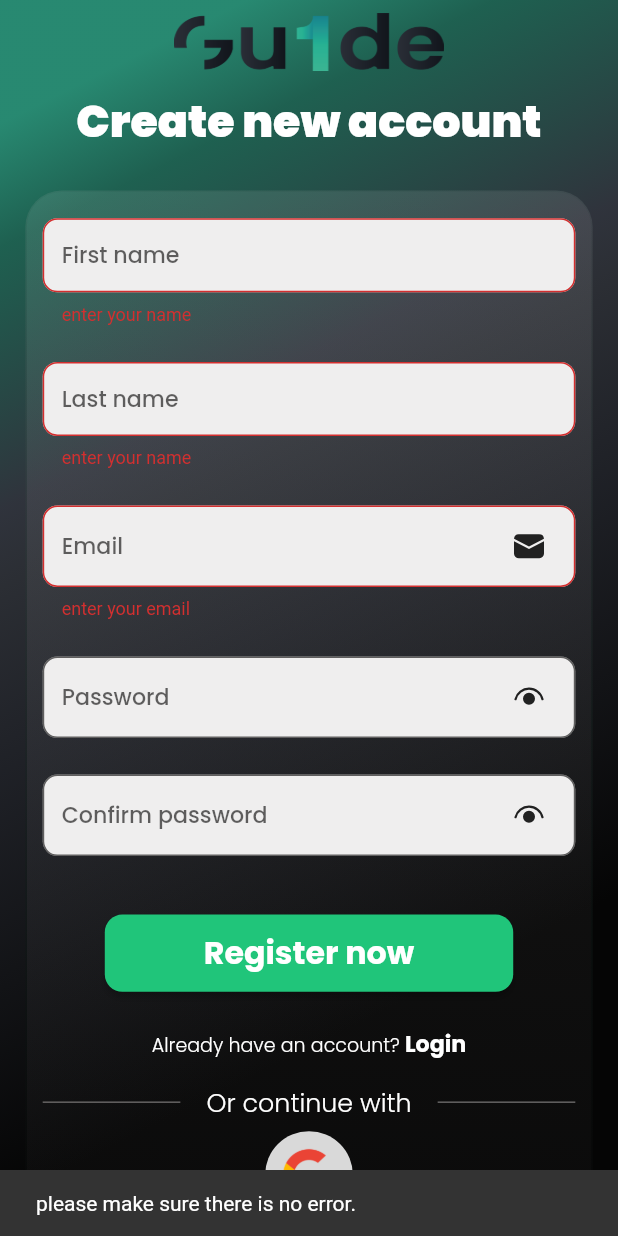
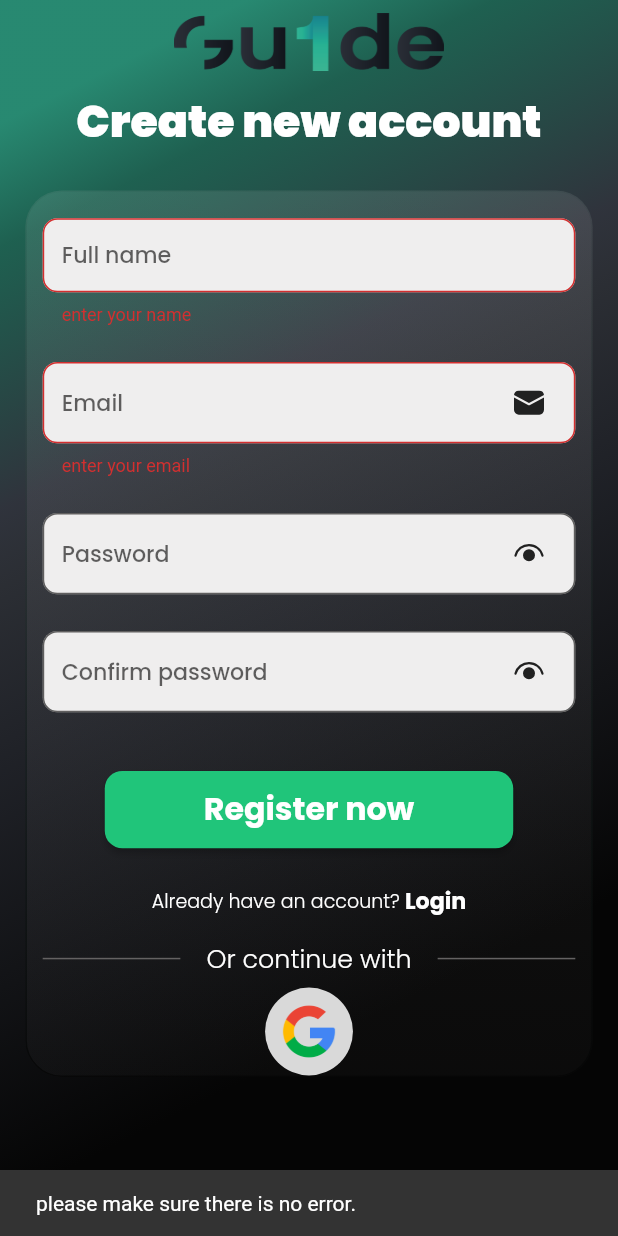
Before and after one commit to lahcenbcf/flutter2cpiApp, a Flutter app: the screen it shows after launch, after a tap on "Register now", on a phone screen of 412 x 824 dp. Run offline on Flutter 3.47's test engine with Material 2 defaults, Android fonts, the phone set to English and light mode, and no system bars; our stand-ins replace dropdown_button2, fluentui_system_icons, flutter_screenutil, google_fonts, gradient_borders.

Commit message:
adding full name instead of first and last name

```diff
--- a/lib/pages/School_year/school_year.view.dart
+++ b/lib/pages/School_year/school_year.view.dart
@@ -13,7 +13,6 @@ class SchoolYear extends StatelessWidget {
   Widget build(BuildContext context) {
     final state = Provider.of<SchoolYearViewModel>(context, listen: false);
     return Scaffold(
-
       body: Container(
         width: MediaQuery.of(context).size.width,
         height: MediaQuery.of(context).size.height,
@@ -55,6 +54,7 @@ class SchoolYear extends StatelessWidget {
                   width: 170.w,
                   child: Image.asset(
                     "lib/images/logo.png",
+                    fit: BoxFit.fill,
                   ),
                 ),
                 SizedBox(height: 59.h),
@@ -105,7 +105,8 @@ class SchoolYear extends StatelessWidget {
                         SizedBox(height: 37.h),
                         Container(
                           height: 231.h,
-                          padding: EdgeInsets.symmetric(horizontal: 9.w,vertical: 20.h),
+                          padding: EdgeInsets.symmetric(
+                              horizontal: 9.w, vertical: 20.h),
                           decoration: BoxDecoration(
                             borderRadius: BorderRadius.circular(25.r),
                             color: const Color.fromRGBO(62, 67, 79, 1),
@@ -124,7 +125,8 @@ class SchoolYear extends StatelessWidget {
                                   //check if the user have selected a school year
                                   Consumer<SchoolYearViewModel>(
                                     builder: (context, x, child) {
-                                  if (!x.isSchoolYearEntered && x.buttonClicked) {
+                                      if (!x.isSchoolYearEntered &&
+                                          x.buttonClicked) {
                                         return Align(
                                           alignment: Alignment.centerLeft,
                                           child: Text(
--- a/lib/pages/Sign_up/Components/custom_text_field.dart
+++ b/lib/pages/Sign_up/Components/custom_text_field.dart
@@ -24,15 +24,12 @@ class CustomTextField extends StatelessWidget {
             ? TextInputType.name
             : TextInputType.emailAddress,
         textInputAction: TextInputAction.done,
-        textCapitalization: hint == "First name" || hint == "Last name"
+        textCapitalization: hint == "Full name"
             ? TextCapitalization.words
             : TextCapitalization.none,
         validator: (value) {
           switch (hint) {
-            case "First name":
-              return state.nameValidator(value);
-
-            case "Last name":
+            case "Full name":
               return state.nameValidator(value);
 
             case "Email":
--- a/lib/pages/Sign_up/sign_up_view.dart
+++ b/lib/pages/Sign_up/sign_up_view.dart
@@ -140,15 +140,15 @@ class _SignUpState extends State<SignUp> {
                       child: Column(
                         children: [
                           CustomTextField(
-                            hint: "First name",
-                            controller: state.firstNameController,
+                            hint: "Full name",
+                            controller: state.fullNameController,
                           ),
                           SizedBox(height: 25.h),
-                          CustomTextField(
-                            hint: "Last name",
-                            controller: state.lasttNameController,
-                          ),
-                          SizedBox(height: 25.h),
+                          // CustomTextField(
+                          //   hint: "Last name",
+                          //   controller: state.lasttNameController,
+                          // ),
+                          // SizedBox(height: 25.h),
                           CustomTextField(
                             hint: "Email",
                             icon: const Icon(FluentIcons.mail_24_filled),
@@ -206,7 +206,7 @@ class _SignUpState extends State<SignUp> {
                                 style: GoogleFonts.poppins(
                                     fontSize: 12.sp,
                                     fontWeight: FontWeight.w300,
-                                    color: Colors.white),
+                                    color: Colors.white,),
                               ),
                               InkWell(
                                 onTap: () {
--- a/lib/pages/Sign_up/sign_up_view_model.dart
+++ b/lib/pages/Sign_up/sign_up_view_model.dart
@@ -4,7 +4,7 @@ class SignUpViewModel extends ChangeNotifier {
   bool _isEyeOffPassword = false;
   bool _isEyeOffConfirmPassword = false;
 
-  final TextEditingController _firstNameController = TextEditingController();
+  final TextEditingController _fullNameController = TextEditingController();
   final TextEditingController _emailController = TextEditingController();
   final TextEditingController _lasttNameController = TextEditingController();
   final TextEditingController _passwordController = TextEditingController();
@@ -14,7 +14,7 @@ class SignUpViewModel extends ChangeNotifier {
 
   bool get isEyeOffPassword => _isEyeOffPassword;
   bool get isEyeOffConfirmPassword => _isEyeOffConfirmPassword;
-  TextEditingController get firstNameController => _firstNameController;
+  TextEditingController get fullNameController => _fullNameController;
   TextEditingController get emailController => _emailController;
   TextEditingController get lasttNameController => _lasttNameController;
   TextEditingController get passwordController => _passwordController;
```
Lines whose indentation alone changed are shown as unchanged.
